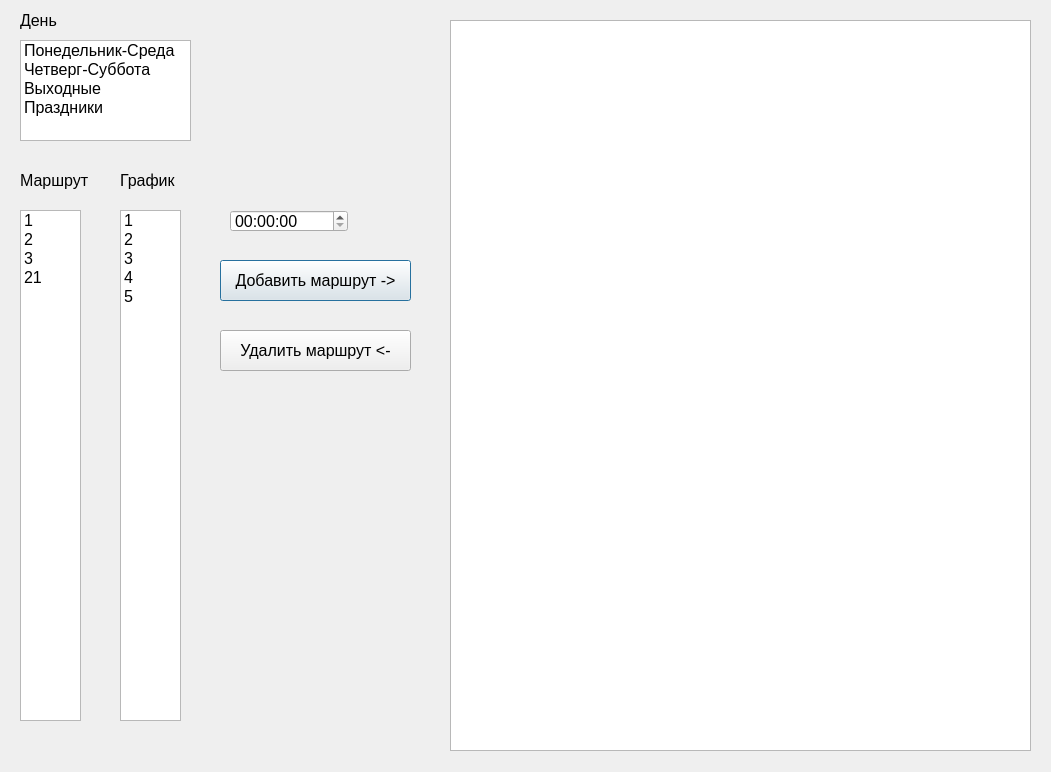
Andrew007Serednev/DenyDesktopApp, file ui/NewRoute.ui: the form before one commit.
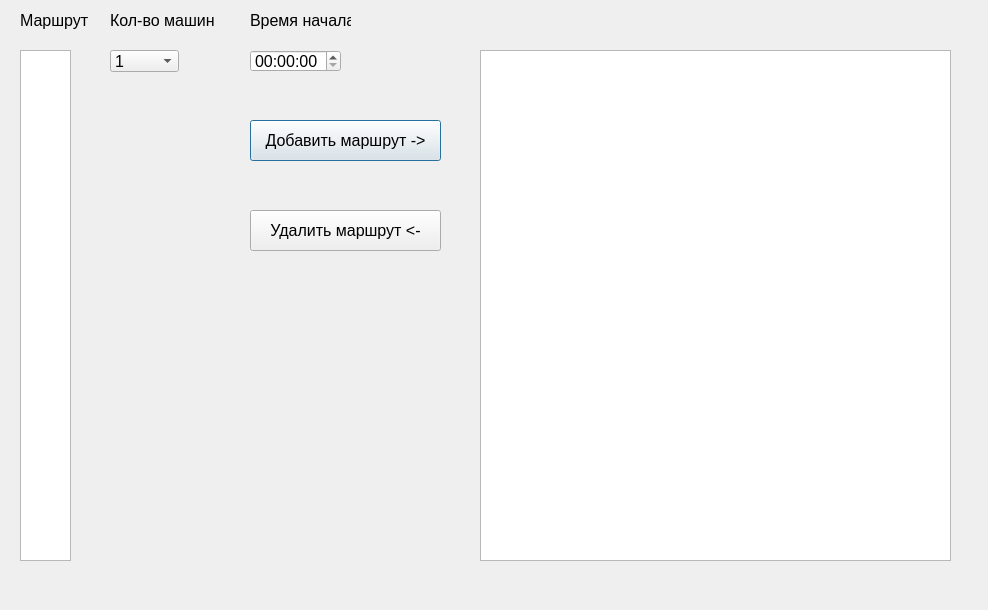
The form after the commit. Icons and pictures are not drawn.

Commit message: Done remove route function, with SetData and Data methods!

```diff
--- a/ui/NewRoute.ui
+++ b/ui/NewRoute.ui
@@ -6,8 +6,8 @@
    <rect>
     <x>0</x>
     <y>0</y>
-    <width>1051</width>
-    <height>772</height>
+    <width>988</width>
+    <height>610</height>
    </rect>
   </property>
   <property name="font">
@@ -25,7 +25,7 @@
    <property name="geometry">
     <rect>
      <x>20</x>
-     <y>170</y>
+     <y>10</y>
      <width>71</width>
      <height>20</height>
     </rect>
@@ -43,148 +43,27 @@
    <property name="geometry">
     <rect>
      <x>20</x>
-     <y>210</y>
-     <width>61</width>
+     <y>50</y>
+     <width>51</width>
      <height>511</height>
     </rect>
-   </property>
-   <item>
-    <property name="text">
-     <string>1</string>
-    </property>
-   </item>
-   <item>
-    <property name="text">
-     <string>2</string>
-    </property>
-   </item>
-   <item>
-    <property name="text">
-     <string>3</string>
-    </property>
-   </item>
-   <item>
-    <property name="text">
-     <string>21</string>
-    </property>
-   </item>
-  </widget>
-  <widget class="QListWidget" name="list_graphics">
-   <property name="geometry">
-    <rect>
-     <x>120</x>
-     <y>210</y>
-     <width>61</width>
-     <height>511</height>
-    </rect>
-   </property>
-   <item>
-    <property name="text">
-     <string>1</string>
-    </property>
-   </item>
-   <item>
-    <property name="text">
-     <string>2</string>
-    </property>
-   </item>
-   <item>
-    <property name="text">
-     <string>3</string>
-    </property>
-   </item>
-   <item>
-    <property name="text">
-     <string>4</string>
-    </property>
-   </item>
-   <item>
-    <property name="text">
-     <string>5</string>
-    </property>
-   </item>
-  </widget>
-  <widget class="QLabel" name="label_2">
-   <property name="geometry">
-    <rect>
-     <x>120</x>
-     <y>170</y>
-     <width>71</width>
-     <height>20</height>
-    </rect>
-   </property>
-   <property name="font">
-    <font>
-     <pointsize>12</pointsize>
-    </font>
-   </property>
-   <property name="text">
-    <string>График</string>
    </property>
   </widget>
   <widget class="QTimeEdit" name="time_line">
    <property name="geometry">
     <rect>
-     <x>230</x>
-     <y>210</y>
-     <width>118</width>
+     <x>250</x>
+     <y>50</y>
+     <width>91</width>
      <height>22</height>
     </rect>
    </property>
   </widget>
-  <widget class="QLabel" name="label_3">
-   <property name="geometry">
-    <rect>
-     <x>20</x>
-     <y>10</y>
-     <width>71</width>
-     <height>20</height>
-    </rect>
-   </property>
-   <property name="font">
-    <font>
-     <pointsize>12</pointsize>
-    </font>
-   </property>
-   <property name="text">
-    <string>День</string>
-   </property>
-  </widget>
-  <widget class="QListWidget" name="list_days">
-   <property name="geometry">
-    <rect>
-     <x>20</x>
-     <y>40</y>
-     <width>171</width>
-     <height>101</height>
-    </rect>
-   </property>
-   <item>
-    <property name="text">
-     <string>Понедельник-Среда</string>
-    </property>
-   </item>
-   <item>
-    <property name="text">
-     <string>Четверг-Суббота</string>
-    </property>
-   </item>
-   <item>
-    <property name="text">
-     <string>Выходные</string>
-    </property>
-   </item>
-   <item>
-    <property name="text">
-     <string>Праздники</string>
-    </property>
-   </item>
-  </widget>
   <widget class="QPushButton" name="button_add_route">
    <property name="geometry">
     <rect>
-     <x>220</x>
-     <y>260</y>
+     <x>250</x>
+     <y>120</y>
      <width>191</width>
      <height>41</height>
     </rect>
@@ -200,8 +79,8 @@
   <widget class="QPushButton" name="button_del_route">
    <property name="geometry">
     <rect>
-     <x>220</x>
-     <y>330</y>
+     <x>250</x>
+     <y>210</y>
      <width>191</width>
      <height>41</height>
     </rect>
@@ -217,13 +96,134 @@
   <widget class="QTableWidget" name="table_routes">
    <property name="geometry">
     <rect>
-     <x>450</x>
-     <y>20</y>
-     <width>581</width>
-     <height>731</height>
+     <x>480</x>
+     <y>50</y>
+     <width>471</width>
+     <height>511</height>
     </rect>
    </property>
   </widget>
+  <widget class="QComboBox" name="comboBox">
+   <property name="geometry">
+    <rect>
+     <x>110</x>
+     <y>50</y>
+     <width>69</width>
+     <height>22</height>
+    </rect>
+   </property>
+   <item>
+    <property name="text">
+     <string>1</string>
+    </property>
+   </item>
+   <item>
+    <property name="text">
+     <string>2</string>
+    </property>
+   </item>
+   <item>
+    <property name="text">
+     <string>3</string>
+    </property>
+   </item>
+   <item>
+    <property name="text">
+     <string>4</string>
+    </property>
+   </item>
+   <item>
+    <property name="text">
+     <string>5</string>
+    </property>
+   </item>
+   <item>
+    <property name="text">
+     <string>6</string>
+    </property>
+   </item>
+   <item>
+    <property name="text">
+     <string>7</string>
+    </property>
+   </item>
+   <item>
+    <property name="text">
+     <string>8</string>
+    </property>
+   </item>
+   <item>
+    <property name="text">
+     <string>9</string>
+    </property>
+   </item>
+   <item>
+    <property name="text">
+     <string>10</string>
+    </property>
+   </item>
+   <item>
+    <property name="text">
+     <string>11</string>
+    </property>
+   </item>
+   <item>
+    <property name="text">
+     <string>12</string>
+    </property>
+   </item>
+   <item>
+    <property name="text">
+     <string>13</string>
+    </property>
+   </item>
+   <item>
+    <property name="text">
+     <string>14</string>
+    </property>
+   </item>
+   <item>
+    <property name="text">
+     <string>15</string>
+    </property>
+   </item>
+  </widget>
+  <widget class="QLabel" name="label_3">
+   <property name="geometry">
+    <rect>
+     <x>110</x>
+     <y>10</y>
+     <width>111</width>
+     <height>20</height>
+    </rect>
+   </property>
+   <property name="font">
+    <font>
+     <pointsize>12</pointsize>
+    </font>
+   </property>
+   <property name="text">
+    <string>Кол-во машин</string>
+   </property>
+  </widget>
+  <widget class="QLabel" name="label_4">
+   <property name="geometry">
+    <rect>
+     <x>250</x>
+     <y>10</y>
+     <width>101</width>
+     <height>20</height>
+    </rect>
+   </property>
+   <property name="font">
+    <font>
+     <pointsize>12</pointsize>
+    </font>
+   </property>
+   <property name="text">
+    <string>Время начала</string>
+   </property>
+  </widget>
  </widget>
  <resources/>
  <connections/>
```
The commit also changes 3 other files.
